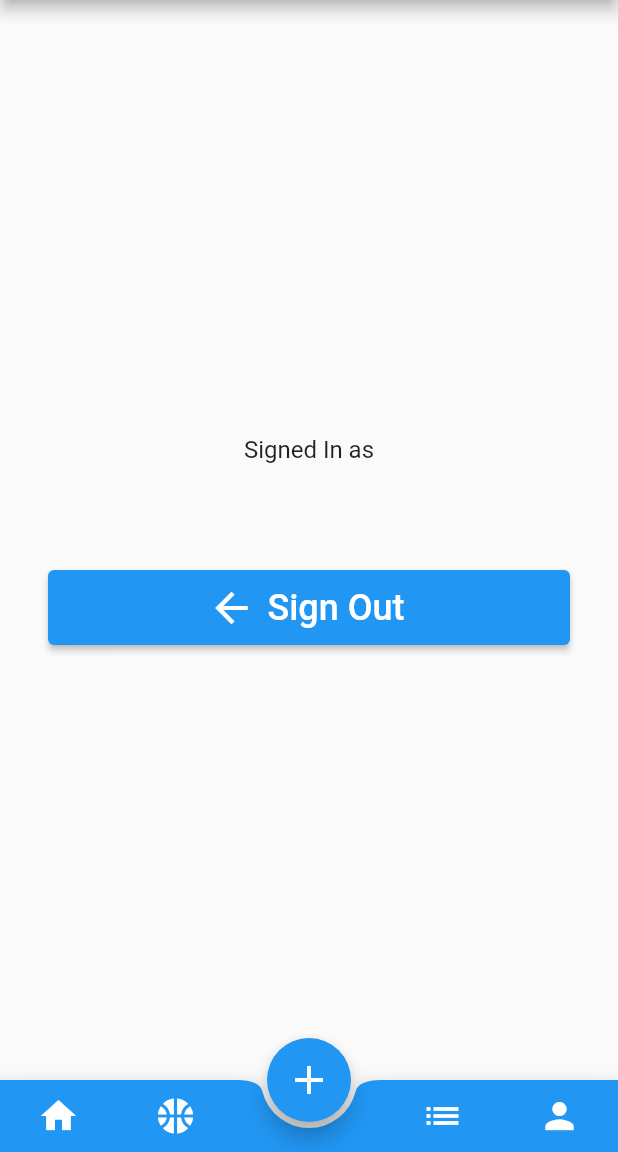
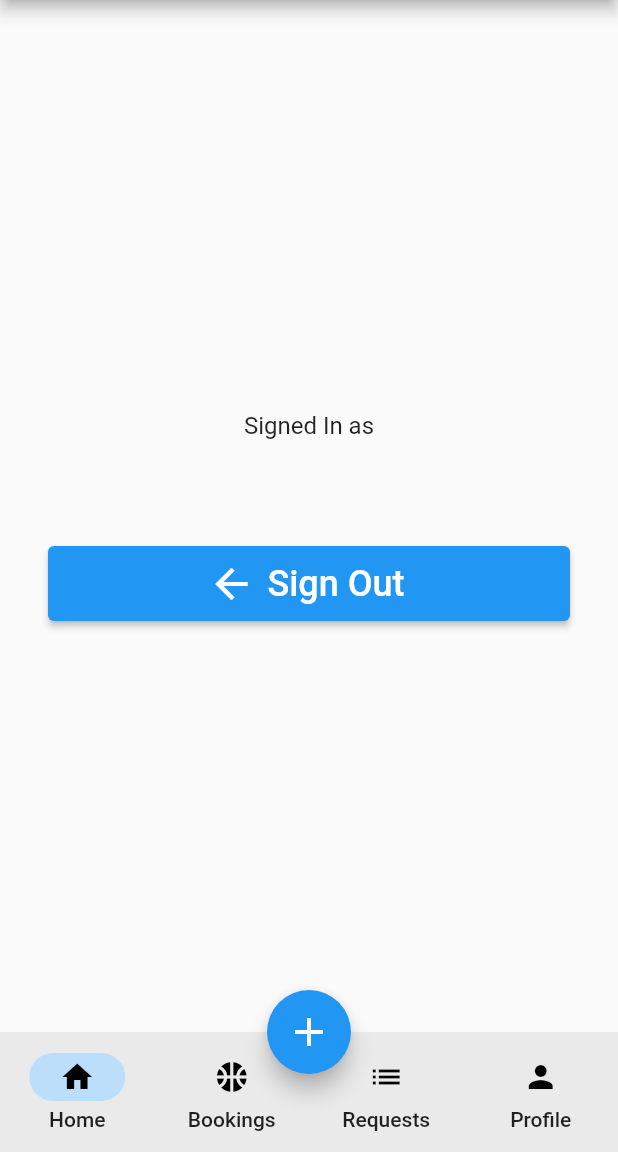
Before and after one commit to tanserxuen/UTMSports, a Flutter app: the screen it shows once a user with an empty profile is signed in, on a phone screen of 412 x 824 dp, the part 84-1236 px from its top. Run offline on Flutter 3.47's test engine with Material 2 defaults, Android fonts, the phone set to English and light mode, and no system bars; our stand-ins replace cloud_firestore, email_validator, firebase_auth, firebase_core; accounts and stored records are empty.

Commit message:
feat(layout): navigate betw pages with bottom nav

```diff
--- a/utmsport/lib/main.dart
+++ b/utmsport/lib/main.dart
@@ -2,6 +2,7 @@ import 'package:flutter/material.dart';
 import 'package:firebase_core/firebase_core.dart';
 import 'package:utmsport/utils.dart';
 import 'package:utmsport/view/view_mainPage.dart';
+import 'package:utmsport/admin_post/view/create_post.dart';
 
 Future main() async {
   WidgetsFlutterBinding.ensureInitialized();
@@ -16,14 +17,20 @@ class MyApp extends StatelessWidget {
   @override
   Widget build(BuildContext context) {
     return MaterialApp(
+      title: 'Flutter Demo',
+      routes: <String, WidgetBuilder>{
+        '/student-booking': (context) => FormScreen(),
+      },
       scaffoldMessengerKey: Utils.messengerKey,
       navigatorKey: navigatorKey,
-      title: 'Flutter Demo',
       theme: ThemeData(
         primarySwatch: Colors.blue,
       ),
       home: MainPage(),
-
+        onGenerateRoute: (settings) {
+          print("initialize");
+          return MaterialPageRoute(builder: (_) => FormScreen());
+        },
     );
   }
 }
--- a/utmsport/lib/shared/bottom_layout.dart
+++ b/utmsport/lib/shared/bottom_layout.dart
@@ -1,52 +1,53 @@
 import 'package:flutter/material.dart';
-
-Widget BottomBar(BuildContext context) {
-  const _iconSize = 28.0;
-  const _iconColor = Colors.white;
-
-  return (BottomAppBar(
-    shape: CircularNotchedRectangle(),
-    color: Colors.blue,
-    child: Row(
-      mainAxisAlignment: MainAxisAlignment.spaceAround,
-      children: <Widget>[
-        IconButton(
-          tooltip: "Home",
-          icon: const Icon(Icons.home, size: _iconSize),
-          color: _iconColor,
-          onPressed: () => {print(0)},
-        ),
-        IconButton(
-          tooltip: "Appointment",
-          icon: const Icon(Icons.sports_basketball, size: _iconSize),
-          color: _iconColor,
-          onPressed: () => {print(1)},
-        ),
-        SizedBox(
-          width: 70,
-        ),
-        IconButton(
-          tooltip: "Requests",
-          icon: const Icon(Icons.list, size: _iconSize),
-          color: _iconColor,
-          onPressed: () => {print(2)},
-        ),
-        IconButton(
-          tooltip: "Profile",
-          icon: const Icon(Icons.person, size: _iconSize),
-          color: _iconColor,
-          onPressed: () => {print(3)},
-        ),
-      ],
-    ),
-  ));
-}
+import 'package:utmsport/admin_post/view/create_post.dart';
 
 Widget BookingButton(BuildContext context) {
   return (FloatingActionButton(
-    onPressed: () => {print("book")},
+    tooltip: "Booking",
+    onPressed: () => {
+      Navigator.pushNamed(context, '/student-booking'),
+    },
     child: Icon(Icons.add, size: 32),
   ));
 }
 
 const fabLocation = FloatingActionButtonLocation.centerDocked;
+const destinations = [
+  NavigationDestination(icon: Icon(Icons.home), label: 'Home'),
+  NavigationDestination(
+      icon: Icon(Icons.sports_basketball), label: 'Bookings'),
+  NavigationDestination(icon: Icon(Icons.list), label: 'Requests'),
+  NavigationDestination(icon: Icon(Icons.person), label: 'Profile')
+];
+
+Widget homeScreen(user, FA) => Padding(
+    padding: EdgeInsets.all(32),
+    child: Column(
+      mainAxisAlignment: MainAxisAlignment.center,
+      children: [
+        Text(
+          'Signed In as',
+          style: TextStyle(fontSize: 16),
+        ),
+        SizedBox(height: 8),
+        Text(user.email!,
+            style: TextStyle(fontSize: 20, fontWeight: FontWeight.bold)),
+        SizedBox(height: 40),
+        ElevatedButton.icon(
+          onPressed: () => FA.instance.signOut(),
+          style: ElevatedButton.styleFrom(
+            minimumSize: Size.fromHeight(50),
+          ),
+          icon: Icon(Icons.arrow_back, size: 32),
+          label: Text(
+            'Sign Out',
+            style: TextStyle(fontSize: 24),
+          ),
+        ),
+      ],
+    ));
+
+navScreen(user, FA) => <Widget>[
+      homeScreen(user, FA),
+      FormScreen(),
+    ];
--- a/utmsport/lib/view/view_homePage.dart
+++ b/utmsport/lib/view/view_homePage.dart
@@ -1,9 +1,7 @@
 import 'package:firebase_auth/firebase_auth.dart';
 import 'package:flutter/cupertino.dart';
-import 'package:flutter/gestures.dart';
 import 'package:flutter/material.dart';
 import 'package:utmsport/shared/bottom_layout.dart' as bottomBar;
-
 
 class MyHomePage extends StatefulWidget {
   @override
@@ -11,45 +9,31 @@ class MyHomePage extends StatefulWidget {
 }
 
 class _MyHomePageState extends State<MyHomePage> {
+  int _currentIndex = 0;
+
   @override
   Widget build(BuildContext context) {
     final user = FirebaseAuth.instance.currentUser!;
-
+    final screens=bottomBar.navScreen(user, FirebaseAuth);
     return Scaffold(
         appBar: AppBar(
           title: Text('UTM Sports'),
         ),
-      body: Padding(
-        padding: EdgeInsets.all(32),
-        child: Column(
-          mainAxisAlignment: MainAxisAlignment.center,
-          children: [
-            Text(
-              'Signed In as',
-              style: TextStyle(fontSize: 16),
-            ),
-            SizedBox(height: 8),
-            Text(
-              user.email!,
-              style: TextStyle(fontSize: 20, fontWeight: FontWeight.bold)
-            ),
-            SizedBox(height: 40),
-            ElevatedButton.icon(
-                onPressed: ( ) => FirebaseAuth.instance.signOut(),
-                style: ElevatedButton.styleFrom(
-                  minimumSize: Size.fromHeight(50),
-                ),
-                icon: Icon(Icons.arrow_back, size: 32),
-                label: Text(
-                  'Sign Out',
-                  style: TextStyle(fontSize: 24),
+        body: screens[_currentIndex],
+        bottomNavigationBar: NavigationBarTheme(
+          data: NavigationBarThemeData(
+            indicatorColor: Colors.blue.shade100,
+            labelTextStyle: MaterialStateProperty.all(
+              TextStyle(fontSize: 14, fontWeight: FontWeight.w500),
             ),
           ),
-
-          ],
-        )
+          child: NavigationBar(
+            selectedIndex: _currentIndex,
+            onDestinationSelected: (index) =>
+                setState(() => this._currentIndex = index),
+            destinations: bottomBar.destinations,
           ),
-      bottomNavigationBar: bottomBar.BottomBar(context),
+        ),
         floatingActionButton: bottomBar.BookingButton(context),
         floatingActionButtonLocation: bottomBar.fabLocation);
   }
```
Lines whose indentation alone changed are shown as unchanged.
